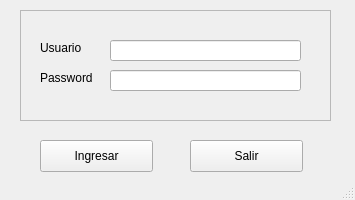
The window that login.ui (JuanGuevara90/ETL_Basic) describes before a commit, drawn with Qt 5.
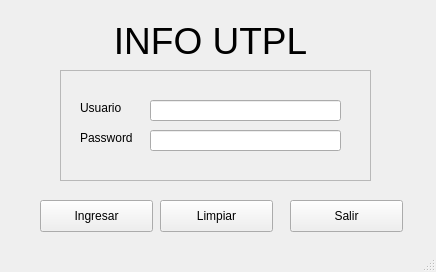
The same window after the commit.

Commit message: Vistas de opciones

```diff
--- a/login.ui
+++ b/login.ui
@@ -6,8 +6,8 @@
    <rect>
     <x>0</x>
     <y>0</y>
-    <width>355</width>
-    <height>200</height>
+    <width>436</width>
+    <height>272</height>
    </rect>
   </property>
   <property name="windowTitle">
@@ -18,7 +18,7 @@
     <property name="geometry">
      <rect>
       <x>40</x>
-      <y>140</y>
+      <y>200</y>
       <width>113</width>
       <height>32</height>
      </rect>
@@ -30,8 +30,8 @@
    <widget class="QPushButton" name="pushButtonSalir">
     <property name="geometry">
      <rect>
-      <x>190</x>
-      <y>140</y>
+      <x>290</x>
+      <y>200</y>
       <width>113</width>
       <height>32</height>
      </rect>
@@ -43,8 +43,8 @@
    <widget class="QFrame" name="frame">
     <property name="geometry">
      <rect>
-      <x>20</x>
-      <y>10</y>
+      <x>60</x>
+      <y>70</y>
       <width>311</width>
       <height>111</height>
      </rect>
@@ -105,6 +105,40 @@
      </property>
     </widget>
    </widget>
+   <widget class="QLabel" name="label_3">
+    <property name="geometry">
+     <rect>
+      <x>80</x>
+      <y>20</y>
+      <width>261</width>
+      <height>41</height>
+     </rect>
+    </property>
+    <property name="font">
+     <font>
+      <pointsize>28</pointsize>
+     </font>
+    </property>
+    <property name="text">
+     <string>INFO UTPL</string>
+    </property>
+    <property name="alignment">
+     <set>Qt::AlignCenter</set>
+    </property>
+   </widget>
+   <widget class="QPushButton" name="pushButtonLimpiar">
+    <property name="geometry">
+     <rect>
+      <x>160</x>
+      <y>200</y>
+      <width>113</width>
+      <height>32</height>
+     </rect>
+    </property>
+    <property name="text">
+     <string>Limpiar</string>
+    </property>
+   </widget>
   </widget>
   <widget class="QStatusBar" name="statusbar"/>
  </widget>
```
Left out of the diff: 2 changed lines with no effect on the pictures. The commit also changes 2 other files.
